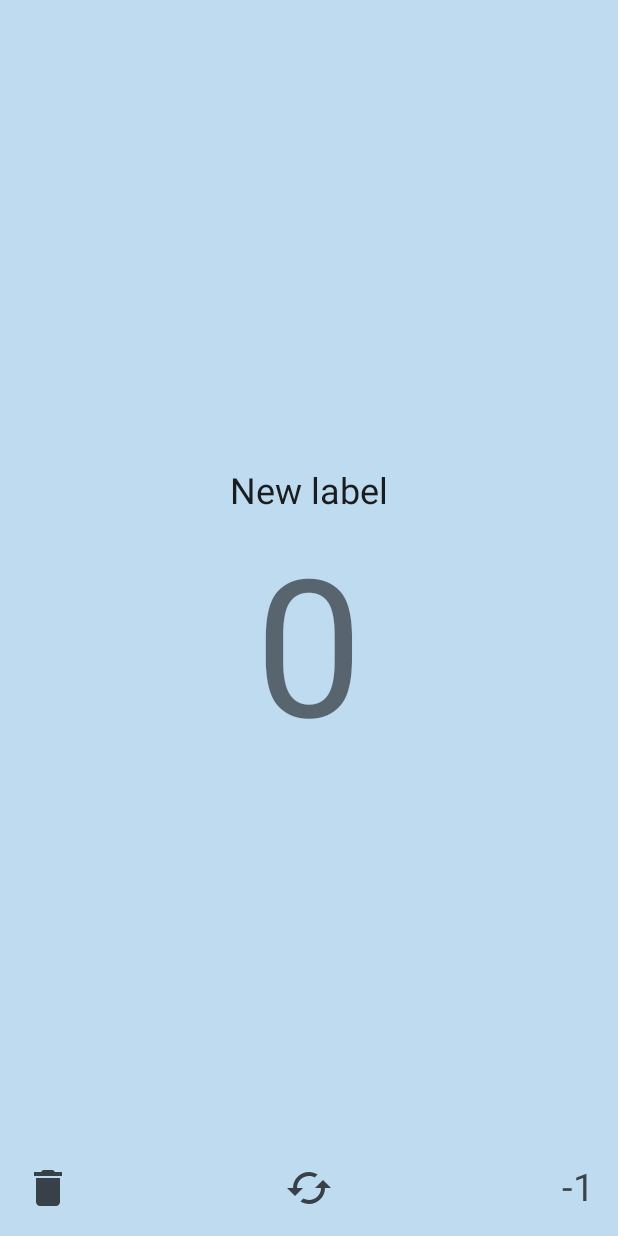
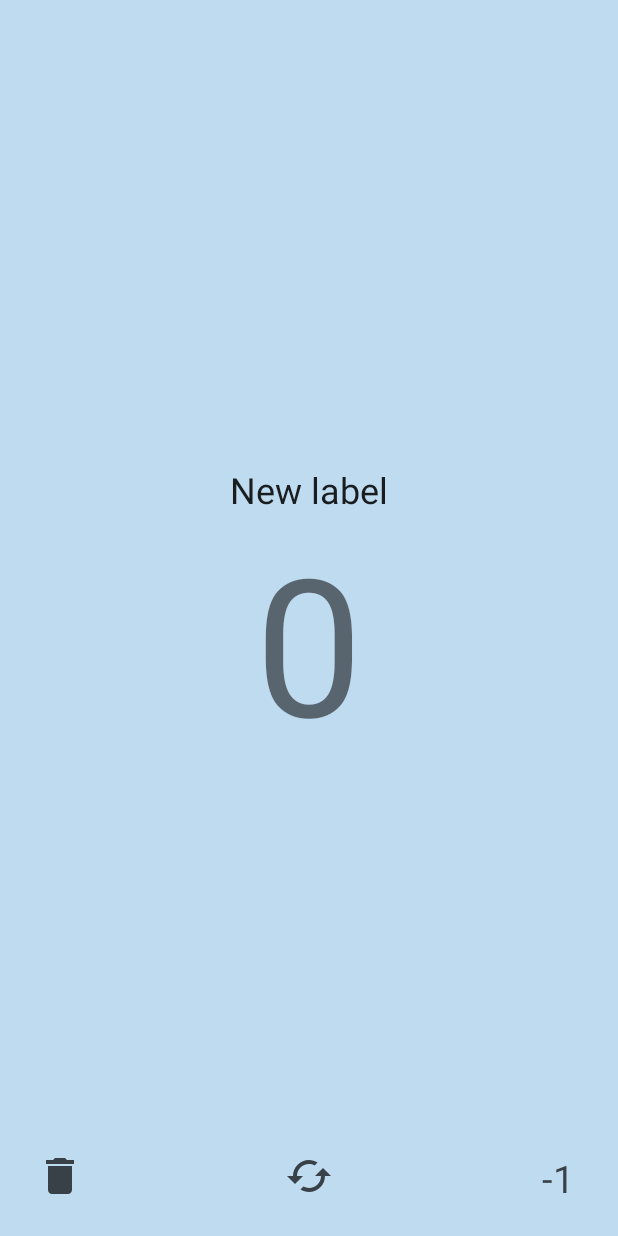
Before and after one commit to nisargjhaveri/Counter, an Android app: the screen it shows after launch (MainActivity), on a phone screen of 412 x 824 dp. Run offline under Robolectric (Android 15) with nearby library versions, the phone set to English and light mode, and no system bars.

Commit message:
Add some animations

```diff
--- a/app/build.gradle
+++ b/app/build.gradle
@@ -6,7 +6,7 @@ android {
 
     defaultConfig {
         applicationId "in.nisargjhaveri.counter"
-        minSdkVersion 17
+        minSdkVersion 21
         targetSdkVersion 23
         versionCode 1
         versionName "1.0"
--- a/app/src/main/res/layout/fragment_add_counter.xml
+++ b/app/src/main/res/layout/fragment_add_counter.xml
@@ -31,14 +31,16 @@
     </LinearLayout>
 
     <ImageButton
-        android:layout_width="wrap_content"
-        android:layout_height="wrap_content"
+        android:layout_width="@dimen/tool_button_length"
+        android:layout_height="@dimen/tool_button_length"
+        android:scaleType="fitXY"
         android:id="@+id/app_settings"
-        android:background="@drawable/ic_settings"
+        android:src="@drawable/ic_settings"
         android:layout_alignParentBottom="true"
         android:layout_centerHorizontal="true"
-        android:padding="@dimen/fab_margin"
+        android:padding="@dimen/tool_button_padding"
         android:alpha="0.7"
+        android:background="?android:attr/selectableItemBackgroundBorderless"
         android:contentDescription="@string/app_settings" />
 
 </RelativeLayout>
--- a/app/src/main/res/layout/fragment_counter.xml
+++ b/app/src/main/res/layout/fragment_counter.xml
@@ -35,36 +35,41 @@
             android:layout_height="wrap_content"
             android:textAlignment="center"
             android:textSize="@dimen/count_text_size"
-            android:text="0" />
+            android:text="0"
+            android:background="?android:attr/selectableItemBackgroundBorderless" />
 
     </LinearLayout>
 
     <ImageButton
-        android:layout_width="wrap_content"
-        android:layout_height="wrap_content"
+        android:layout_width="@dimen/tool_button_length"
+        android:layout_height="@dimen/tool_button_length"
+        android:scaleType="fitXY"
         android:id="@+id/delete_counter"
         android:layout_gravity="center_horizontal"
-        android:background="@drawable/ic_delete"
+        android:src="@drawable/ic_delete"
         android:layout_alignParentBottom="true"
-        android:padding="@dimen/fab_margin"
+        android:padding="@dimen/tool_button_padding"
         android:alpha="0.7"
+        android:background="?android:attr/selectableItemBackgroundBorderless"
         android:contentDescription="@string/delete_counter" />
 
     <ImageButton
-        android:layout_width="wrap_content"
-        android:layout_height="wrap_content"
+        android:layout_width="@dimen/tool_button_length"
+        android:layout_height="@dimen/tool_button_length"
+        android:scaleType="fitXY"
         android:id="@+id/reset_counter"
         android:layout_gravity="center_horizontal"
-        android:background="@drawable/ic_cached"
-        android:padding="@dimen/fab_margin"
+        android:src="@drawable/ic_cached"
+        android:padding="@dimen/tool_button_padding"
         android:alpha="0.7"
         android:layout_alignParentBottom="true"
         android:layout_centerHorizontal="true"
+        android:background="?android:attr/selectableItemBackgroundBorderless"
         android:contentDescription="@string/reset_counter" />
 
     <TextView
-        android:layout_width="wrap_content"
-        android:layout_height="wrap_content"
+        android:layout_width="@dimen/tool_button_length"
+        android:layout_height="@dimen/tool_button_length"
         android:layout_alignParentBottom="true"
         android:layout_alignParentRight="true"
         android:id="@+id/decrement_counter"
@@ -72,6 +77,10 @@
         android:textColor="#000000"
         android:alpha="0.7"
         android:text="-1"
+        android:textAlignment="center"
+        android:padding="@dimen/tool_button_padding"
+        android:background="?android:attr/selectableItemBackgroundBorderless"
+        android:clickable="true"
         android:contentDescription="@string/decrement_counter" />
 
 </RelativeLayout>
--- a/app/src/main/res/values/dimens.xml
+++ b/app/src/main/res/values/dimens.xml
@@ -9,4 +9,6 @@
     <dimen name="locale_list_padding">16dp</dimen>
     <dimen name="page_title_padding">16dp</dimen>
     <dimen name="page_title_text_size">56dp</dimen>
+    <dimen name="tool_button_padding">8dp</dimen>
+    <dimen name="tool_button_length">48dp</dimen>
 </resources>
```
